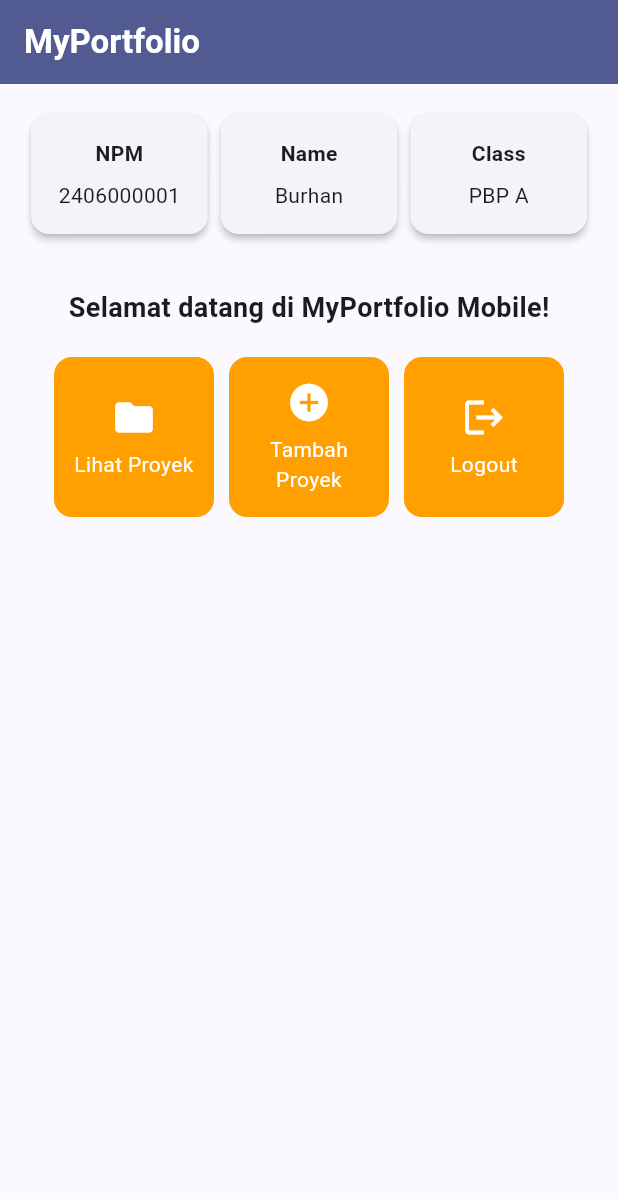
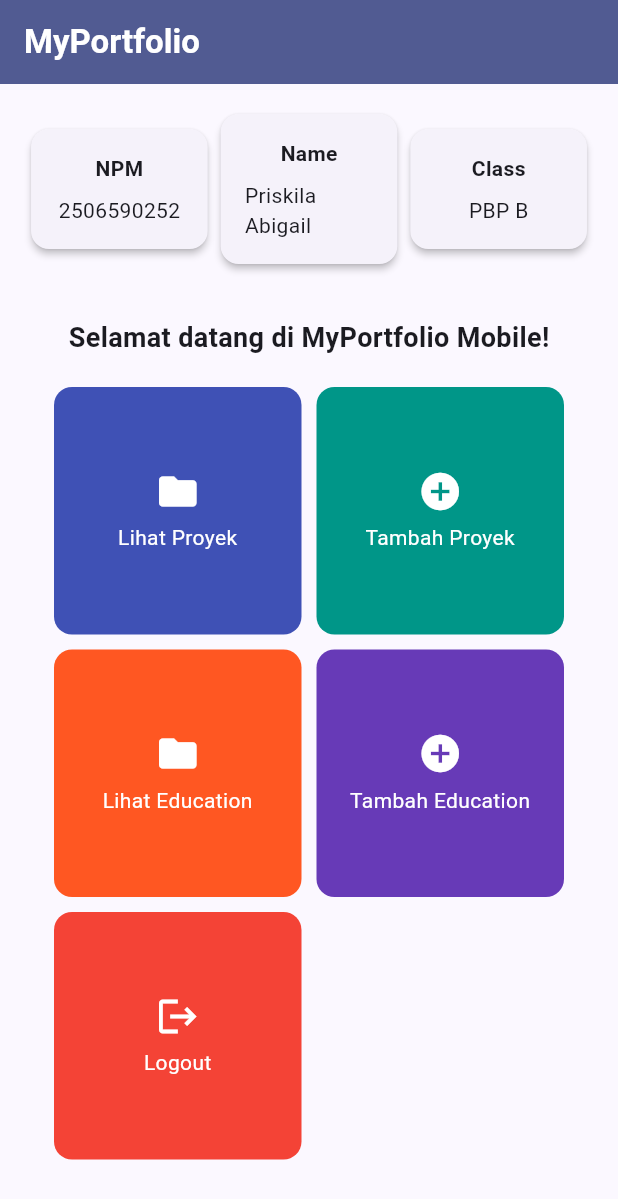
Before and after one commit to priskilaabigail-pixel/myportofolio_mobile, a Flutter app: the screen it shows after launch, on a phone screen of 412 x 824 dp. Shown: the top 1199 px of the screen. Run offline on Flutter 3.47's test engine with Material 3 defaults, Android fonts, the phone set to English and light mode, and no system bars.

Commit message:
Tugas 7: Basic Flutter

```diff
--- a/lib/menu.dart
+++ b/lib/menu.dart
@@ -3,14 +3,16 @@ import 'package:flutter/material.dart';
 class MyHomePage extends StatelessWidget {
   MyHomePage({super.key});
 
-  final String npm = "2406000001";
-  final String nama = "Burhan";
-  final String kelas = "PBP A";
+  final String npm = "2506590252";
+  final String nama = "Priskila Abigail";
+  final String kelas = "PBP B";
 
   final List<ItemHomepage> items = [
-    ItemHomepage("Lihat Proyek", Icons.folder),
-    ItemHomepage("Tambah Proyek", Icons.add_circle),
-    ItemHomepage("Logout", Icons.logout),
+    ItemHomepage("Lihat Proyek", Icons.folder, Colors.indigo),
+    ItemHomepage("Tambah Proyek", Icons.add_circle, Colors.teal),
+    ItemHomepage("Lihat Education", Icons.folder, Colors.deepOrange),
+    ItemHomepage("Tambah Education", Icons.add_circle, Colors.deepPurple),
+    ItemHomepage("Logout", Icons.logout, Colors.red),
   ];
 
   @override
@@ -26,7 +28,7 @@ class MyHomePage extends StatelessWidget {
         backgroundColor: Theme.of(context).colorScheme.primary,
       ),
       // Body halaman utama dengan padding di sekelilingnya.
-      body: Padding(
+      body: SingleChildScrollView(
         padding: const EdgeInsets.all(16.0),
         child: Column(
           crossAxisAlignment: CrossAxisAlignment.center,
@@ -64,9 +66,10 @@ class MyHomePage extends StatelessWidget {
                     padding: const EdgeInsets.all(20),
                     crossAxisSpacing: 10,
                     mainAxisSpacing: 10,
-                    crossAxisCount: 3,
+                    crossAxisCount: 2,
                     // shrinkWrap agar ukuran kisi menyesuaikan tinggi konten anak.
                     shrinkWrap: true,
+                    physics: const NeverScrollableScrollPhysics(),
                     children: items.map((ItemHomepage item) {
                       return ItemCard(item);
                     }).toList(),
@@ -113,8 +116,9 @@ class InfoCard extends StatelessWidget {
 class ItemHomepage {
   final String name;
   final IconData icon;
+  final Color color;
 
-  ItemHomepage(this.name, this.icon);
+  ItemHomepage(this.name, this.icon, this.color);
 }
 
 class ItemCard extends StatelessWidget {
@@ -126,7 +130,7 @@ class ItemCard extends StatelessWidget {
   Widget build(BuildContext context) {
     return Material(
       // Menggunakan warna sekunder dari skema tema aplikasi.
-      color: Theme.of(context).colorScheme.secondary,
+      color: item.color,
       borderRadius: BorderRadius.circular(12),
       child: InkWell(
         // Aksi ketika kartu ditekan oleh pengguna.
```
Also changed, not shown: 1 other file.
